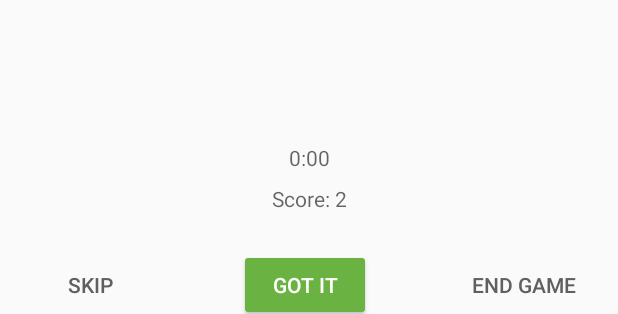
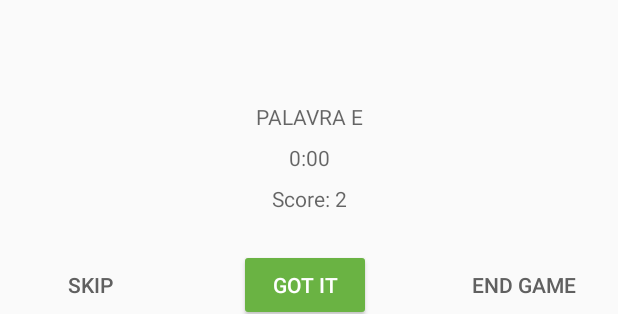
Before and after one commit to pablopinheiro01/codelabs-livedata-viewmodel-viewfactory, an Android app: the layout game_fragment.xml on its own in the app's theme, with its tools: preview values and no code run, on a phone screen of 412 x 824 dp. Shown: the part 879-1193 px from the top of the screen. Run offline under Robolectric (Android 15) with nearby library versions, the phone set to English and light mode, and no system bars.

Commit message:
Realizando a finalizacao da vinculacao randomica da exibicao de uma letra do texto que esta sendo jogado e finalizado a exibicao do timer.

```diff
--- a/app/src/main/java/com/example/android/guesstheword/screens/game/GameViewModel.kt
+++ b/app/src/main/java/com/example/android/guesstheword/screens/game/GameViewModel.kt
@@ -1,9 +1,11 @@
 package com.example.android.guesstheword.screens.game
 
 import android.os.CountDownTimer
+import android.text.format.DateUtils
 import android.util.Log
 import androidx.lifecycle.LiveData
 import androidx.lifecycle.MutableLiveData
+import androidx.lifecycle.Transformations
 import androidx.lifecycle.ViewModel
 
 class GameViewModel: ViewModel() {
@@ -33,6 +35,17 @@ class GameViewModel: ViewModel() {
     get() = _currentTime
 
     private val timer: CountDownTimer
+
+    //versao do currentTime em String para exibicao na tela
+    //apenas vinculando essa variavel na tela o LiveData definido em currentTime vincula automaticamente essa propriedade ao layout
+    val currentTimeString = Transformations.map(currentTime) { time ->
+        DateUtils.formatElapsedTime(time)
+    }
+
+    val wordHint = Transformations.map(word) { word ->
+        val randomPosition = (1..word.length).random()
+        "PALAVRA DO MOMENTO TEM "+word.length+" LETRAS "+ " \n A letra na posicao "+ randomPosition + " É " + word.get(randomPosition -1 ).toUpperCase()
+    }
 
 
     init {
--- a/app/src/main/res/layout/game_fragment.xml
+++ b/app/src/main/res/layout/game_fragment.xml
@@ -68,6 +68,22 @@
             tools:text="&quot;Tuna&quot;" />
 
         <TextView
+            android:id="@+id/word_hint_secret"
+            android:layout_width="wrap_content"
+            android:layout_height="wrap_content"
+            android:layout_margin="8dp"
+            android:fontFamily="sans-serif"
+            android:textColor="@color/grey_text_color"
+            android:textSize="14sp"
+            android:textStyle="normal"
+            android:text="@{gameViewModel.wordHint}"
+            app:layout_constraintBottom_toTopOf="@id/timer_text"
+            app:layout_constraintEnd_toEndOf="parent"
+            app:layout_constraintStart_toStartOf="parent"
+            tools:text="PALAVRA E"
+            />
+
+        <TextView
             android:id="@+id/timer_text"
             android:layout_width="wrap_content"
             android:layout_height="wrap_content"
@@ -78,6 +94,7 @@
             android:textColor="@color/grey_text_color"
             android:textSize="14sp"
             android:textStyle="normal"
+            android:text="@{gameViewModel.currentTimeString}"
             app:layout_constraintBottom_toTopOf="@+id/score_text"
             app:layout_constraintEnd_toEndOf="parent"
             app:layout_constraintStart_toStartOf="parent"
```
